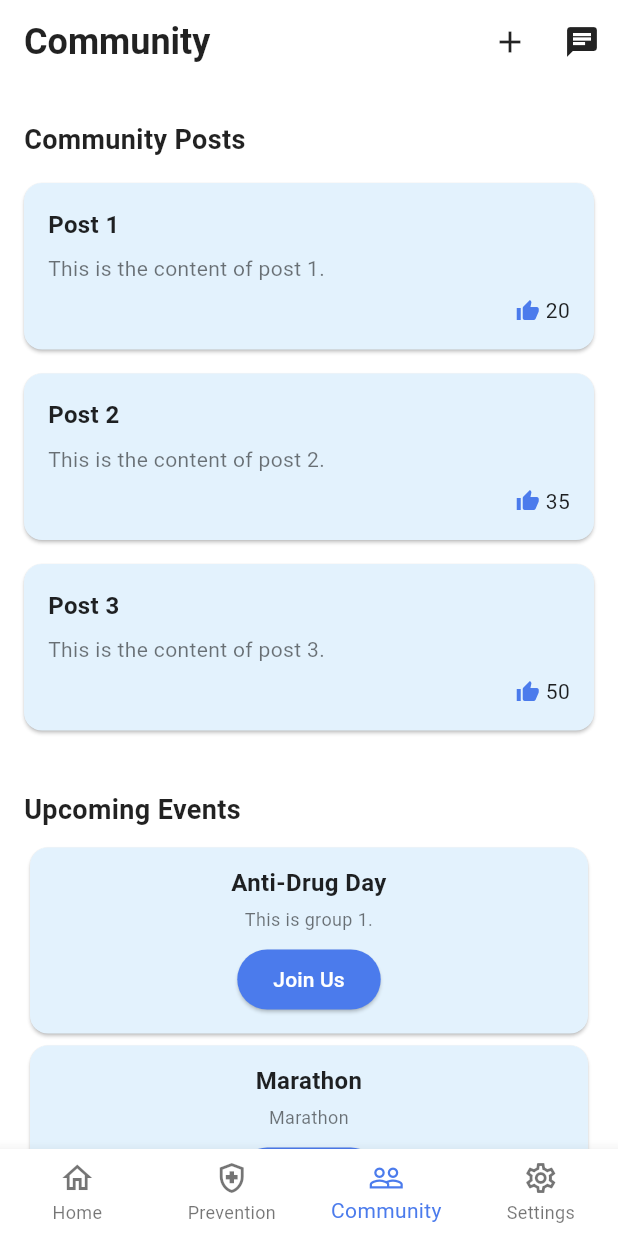
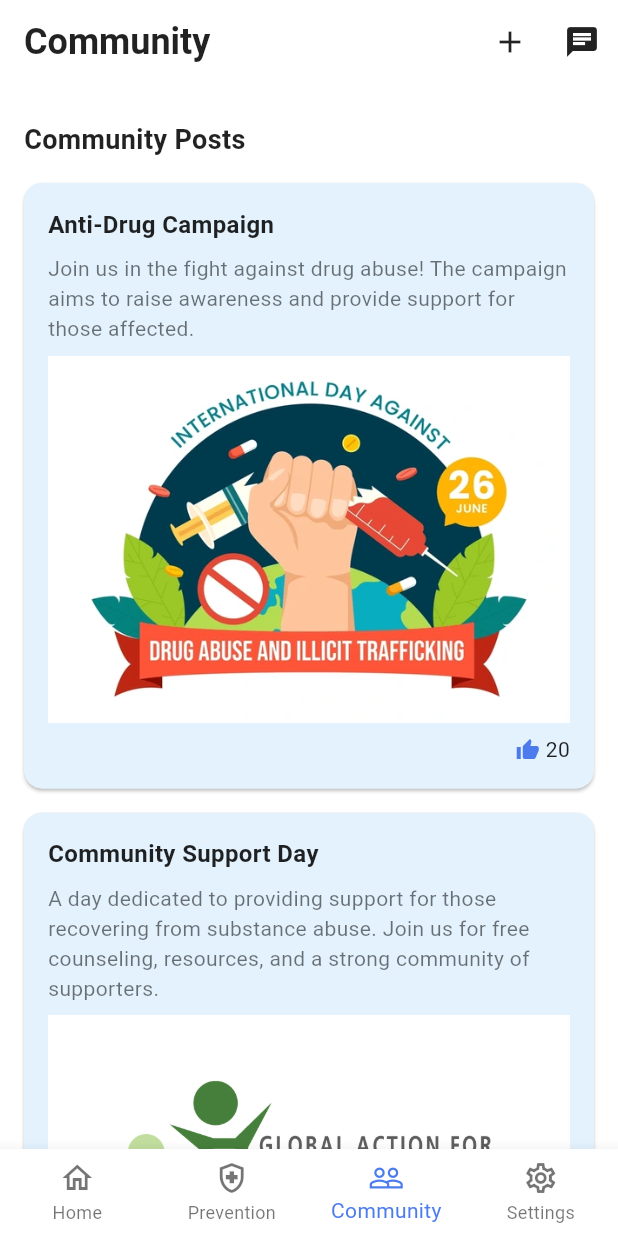
Before and after one commit to Alwin-Sajan/Hagana-HACK-A-ADDICT, a Flutter app: the CommunityPage screen opened directly, on a phone screen of 412 x 824 dp. Run offline on Flutter 3.47's test engine with Material 3 defaults, Android fonts, the phone set to English and light mode, and no system bars; our stand-ins replace flutter_secure_storage, google_fonts; accounts and stored records are empty.

Commit message:
added community page datas

```diff
--- a/hagana/lib/pages/CommunityPage.dart
+++ b/hagana/lib/pages/CommunityPage.dart
@@ -31,7 +31,7 @@ class CommunityPage extends StatelessWidget {
         actions: [
           IconButton(
             icon: Icon(Icons.add,
-              color: isDark ? Colors.white : Colors.black87
+                color: isDark ? Colors.white : Colors.black87
             ),
             onPressed: () {
               // Add post functionality
@@ -39,7 +39,7 @@ class CommunityPage extends StatelessWidget {
           ),
           IconButton(
             icon: Icon(Icons.chat,
-              color: isDark ? Colors.white : Colors.black87
+                color: isDark ? Colors.white : Colors.black87
             ),
             onPressed: () {
               Navigator.push(
@@ -58,15 +58,11 @@ class CommunityPage extends StatelessWidget {
               child: Column(
                 children: [
                   _buildSection('Community Posts', [
-                    {'title': 'Post 1', 'likes': 20, 'content': 'This is the content of post 1.'},
-                    {'title': 'Post 2', 'likes': 35, 'content': 'This is the content of post 2.'},
-                    {'title': 'Post 3', 'likes': 50, 'content': 'This is the content of post 3.'},
+                    {'title': 'Anti-Drug Campaign', 'likes': 20, 'content': 'Join us in the fight against drug abuse! The campaign aims to raise awareness and provide support for those affected.', 'image': 'assets/images/anti_drug_campaign.png'},
+                    {'title': 'Community Support Day', 'likes': 35, 'content': 'A day dedicated to providing support for those recovering from substance abuse. Join us for free counseling, resources, and a strong community of supporters.', 'image': 'assets/images/community_support_day.png'},
+                    {'title': 'Prevention Workshop', 'likes': 50, 'content': 'Attend our workshop on drug abuse prevention. We’ll cover strategies, coping mechanisms, and share inspiring stories from those who’ve overcome addiction.', 'image': 'assets/images/prevention_workshop.png'},
                   ], _buildPostCard, isDark),
-                  _buildSection('Upcoming Events', [
-                    {'title': 'Anti-Drug Day', 'description': 'This is group 1.'},
-                    {'title': 'Marathon', 'description': 'Marathon'},
-                    {'title': 'Let\'s Talk', 'description': 'Webinar'},
-                  ], _buildGroupCard, isDark),
+
                   _buildSection('Awareness Camp', [
                     {
                       'title': 'Same as U',
@@ -84,6 +80,13 @@ class CommunityPage extends StatelessWidget {
                       'link': 'https://onelifeoneshot.org'
                     },
                   ], _buildCampCard, isDark),
+
+                  _buildSection('Upcoming Events', [
+                    {'title': 'Anti-Drug Day', 'description': 'This is group 1.'},
+                    {'title': 'Marathon', 'description': 'Marathon'},
+                    {'title': 'Let\'s Talk', 'description': 'Webinar'},
+                  ], _buildGroupCard, isDark),
+
                 ],
               ),
             ),
@@ -192,6 +195,8 @@ class CommunityPage extends StatelessWidget {
               ),
             ),
             SizedBox(height: 8.0),
+            post.containsKey('image') ? Image.asset(post['image']) : Container(),
+            SizedBox(height: 8.0),
             Row(
               mainAxisAlignment: MainAxisAlignment.end,
               children: [
@@ -234,8 +239,8 @@ class CommunityPage extends StatelessWidget {
               group['description'],
               textAlign: TextAlign.center,
               style: TextStyle(
-                color: isDark ? Colors.white70 : Colors.black54,
-                fontSize: 12
+                  color: isDark ? Colors.white70 : Colors.black54,
+                  fontSize: 12
               ),
             ),
             SizedBox(height: 8.0),
--- a/hagana/pubspec.yaml
+++ b/hagana/pubspec.yaml
@@ -96,6 +96,7 @@ flutter:
 
   assets:
     - assets/images/hagana_logo.png
+    - assets/images/
 
 flutter_native_splash:
     color: "#051650" # Background color
```
Also changed, not shown: hagana/assets/images/anti_drug_campaign.png (added), hagana/assets/images/community_support_day.png (added), hagana/assets/images/prevention_workshop.png (added).
